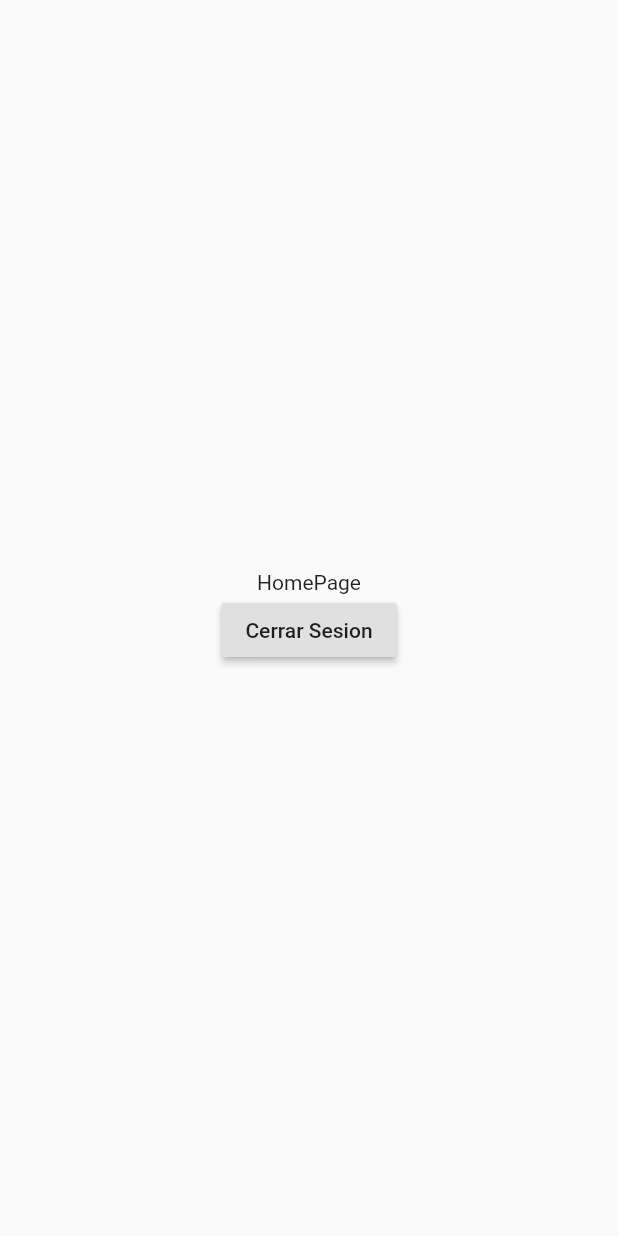
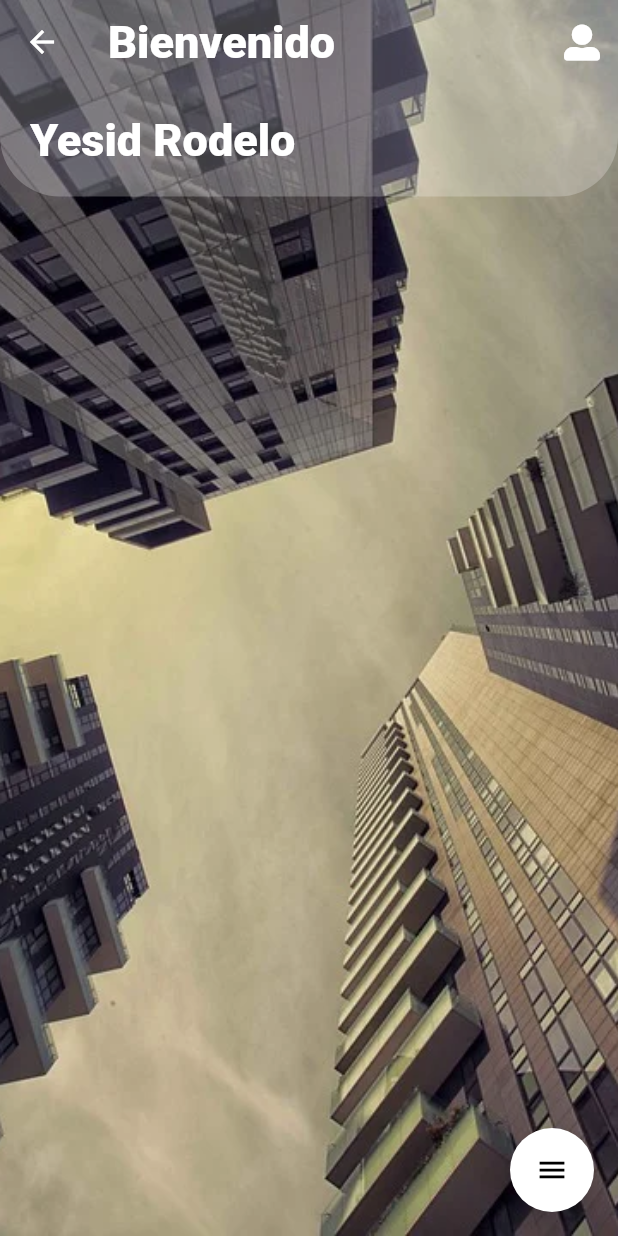
Before and after one commit to Yesid-Development/Alga_Frontend, a Flutter app: the HomePage screen opened directly, on a phone screen of 412 x 824 dp. Run offline on Flutter 3.47's test engine with Material 2 defaults, Android fonts, the phone set to English and light mode, and no system bars; drawn by our look-alikes of flutter_speed_dial; our stand-ins replace animate_do, firebase_auth, flutter_signin_button, flutter_spinkit, font_awesome_flutter, google_sign_in and 1 more; accounts and stored records are empty.

Commit message:
estado inicial del home

```diff
--- a/lib/src/auth/auth_state.dart
+++ b/lib/src/auth/auth_state.dart
@@ -13,16 +13,16 @@ class AuthState with ChangeNotifier {
     authState();
   }
 
-  // Validar si el usuario ya esta logueado
+// Validar si el usuario ya esta logueado
   void authState() async {
     _prefs = await SharedPreferences.getInstance();
     if(_prefs.containsKey('isLoggedIn')) {
       _user = await _firebaseAuth.currentUser();
       _loggedIn = _user != null;
-      _loading = false;
+      _validating = false;
       notifyListeners();
     } else {
-      _loading = false;
+      _validating = false;
       notifyListeners();
     }
   }
@@ -30,11 +30,13 @@ class AuthState with ChangeNotifier {
 
   //========= Public methods =========\\
   bool _loggedIn = false;
-  bool _loading = true;
+  bool _loading = false;
+  bool _validating = true;
   FirebaseUser _user;
 
   bool isLoggedIn() => _loggedIn;
   bool isLoading() => _loading;
+  bool isValidating() => _validating;
   FirebaseUser currentUser() => _user;
 
   void googleLogin() async {
--- a/lib/src/pages/home_page.dart
+++ b/lib/src/pages/home_page.dart
@@ -1,30 +1,100 @@
 import 'package:alga_frontend/src/auth/auth_state.dart';
+import 'package:alga_frontend/src/widgets/background_home.dart';
+import 'package:alga_frontend/src/widgets/widgets.dart';
 import 'package:flutter/material.dart';
+import 'package:flutter_speed_dial/flutter_speed_dial.dart';
+import 'package:font_awesome_flutter/font_awesome_flutter.dart';
 import 'package:provider/provider.dart';
 
-class HomePage extends StatelessWidget {
+class HomePage extends StatefulWidget {
+  @override
+  _HomePageState createState() => _HomePageState();
+}
 
-
+class _HomePageState extends State<HomePage> {
   @override
   Widget build(BuildContext context) {
+    final screenHeight = MediaQuery.of(context).size.height;
 
-  final _action = Provider.of<AuthState>(context);
-
-    return Scaffold(
-      body: SafeArea(
-        child: Center(
-          child: Column(
-            mainAxisAlignment: MainAxisAlignment.center,
-            children: <Widget>[
-              Text('HomePage'),
-              RaisedButton(
-                child: Text('Cerrar Sesion'),
-                onPressed: () => _action.logout(),
-              )
+    return Stack(
+      children: <Widget>[
+        BackgroundHome(),
+        Scaffold(
+          backgroundColor: Colors.transparent,
+          appBar: CustomAppBar(),
+          body: CustomScrollView(
+            physics: ClampingScrollPhysics(),
+            slivers: <Widget>[
+              _buildHeader(screenHeight),
             ],
           ),
+          floatingActionButton: _myFloatingButton(),
+        ),
+      ],
+    );
+  }
+
+  // Body
+  SliverToBoxAdapter _buildHeader(double screenHeigjt) {
+    return SliverToBoxAdapter(
+      child: Container(
+        padding: EdgeInsets.all(20.0),
+        decoration: BoxDecoration(
+          color: Colors.white24,
+          borderRadius: BorderRadius.only(
+            bottomLeft: Radius.circular(40.0),
+            bottomRight: Radius.circular(40.0),
+          ),
+        ),
+        child: Column(
+          crossAxisAlignment: CrossAxisAlignment.start,
+          children: <Widget>[
+            Text(
+              'Yesid Rodelo',
+              style: TextStyle(
+                  color: Colors.white,
+                  fontSize: 30.0,
+                  fontWeight: FontWeight.w900),
+            )
+          ],
         ),
       ),
     );
   }
+
+  Widget _myFloatingButton() {
+    final _action = Provider.of<AuthState>(context);
+
+    return SpeedDial(
+      marginRight: 18,
+      marginBottom: 20,
+      animatedIcon: AnimatedIcons.menu_close,
+      animatedIconTheme: IconThemeData(size: 22.0),
+      visible: true,
+      closeManually: false,
+      curve: Curves.bounceIn,
+      overlayColor: Colors.black,
+      overlayOpacity: 0.5,
+      backgroundColor: Colors.white,
+      foregroundColor: Colors.black,
+      elevation: 8.0,
+      shape: CircleBorder(),
+      children: [
+        SpeedDialChild(
+          child: Icon(FontAwesomeIcons.cog),
+          backgroundColor: Colors.blue,
+          label: 'Config',
+          labelStyle: TextStyle(fontSize: 18.0),
+          onTap: () => {Navigator.pushNamed(context, 'settings')},
+        ),
+        SpeedDialChild(
+          child: Icon(FontAwesomeIcons.powerOff),
+          backgroundColor: Colors.red,
+          label: 'Salir',
+          labelStyle: TextStyle(fontSize: 18.0),
+          onTap: () => {_action.logout()},
+        ),
+      ],
+    );
+  }
 }
--- a/lib/src/pages/register_page.dart
+++ b/lib/src/pages/register_page.dart
@@ -1,7 +1,7 @@
 import 'package:alga_frontend/src/utils/validators.dart';
+import 'package:alga_frontend/src/widgets/widgets.dart';
 import 'package:animate_do/animate_do.dart';
 import 'package:flutter/material.dart';
-import 'package:alga_frontend/src/widgets/Background_auth_widget.dart';
 
 class RegisterPage extends StatelessWidget {
   @override
--- /dev/null
+++ b/lib/src/widgets/background_home.dart
@@ -0,0 +1,16 @@
+import 'package:flutter/material.dart';
+
+class BackgroundHome extends StatelessWidget {
+  @override
+  Widget build(BuildContext context) {
+    return Container(
+      color: Colors.white,
+      height: double.infinity,
+      child: FadeInImage(
+        image: AssetImage('assets/img/fondo.webp'),
+        fit: BoxFit.cover,
+        placeholder: AssetImage('assets/img/fondo.webp'),
+      ),
+    );
+  }
+}
--- /dev/null
+++ b/lib/src/widgets/custom_app_bar.dart
@@ -0,0 +1,35 @@
+import 'package:flutter/material.dart';
+import 'package:font_awesome_flutter/font_awesome_flutter.dart';
+
+class CustomAppBar extends StatelessWidget with PreferredSizeWidget {
+  @override
+  Widget build(BuildContext context) {
+    return AppBar(
+        backgroundColor: Colors.white24,
+        elevation: 0.0,
+
+        // title: Icon(FontAwesomeIcons.leaf),
+        title: Text(
+          'Bienvenido',
+          style: TextStyle(
+            color: Colors.white,
+            fontSize: 30.0,
+            fontWeight: FontWeight.w900,
+          ),
+        ),
+        actions: <Widget>[
+          IconButton(
+            icon: Icon(FontAwesomeIcons.userAlt),
+            color: Colors.white,
+            // iconSize: 35.0,
+            onPressed: () {
+              Navigator.of(context).pushNamed('profile');
+            },
+          )
+        ],
+    );
+  }
+
+  @override
+  Size get preferredSize => Size.fromHeight(kToolbarHeight);
+}
--- /dev/null
+++ b/lib/src/widgets/widgets.dart
@@ -0,0 +1,2 @@
+export 'background_auth.dart';
+export 'custom_app_bar.dart';
```
Also changed, not shown: lib/main.dart (+12 -3 lines), lib/src/pages/login_page.dart (+5 -3 lines), lib/src/pages/profile_page.dart (added, +277 -0 lines), lib/src/pages/settings_page.dart (added, +17 -0 lines), lib/src/widgets/background_auth.dart (added, +47 -0 lines), lib/src/widgets/background_auth_widget.dart (deleted, +0 -60 lines), pubspec.yaml (+5 -2 lines), assets/gifs/loading.gif (added), assets/gifs/other_loading.gif (added), assets/img/fondo.webp (added), assets/img/fondo_login.jpg (added), pubspec.lock.
